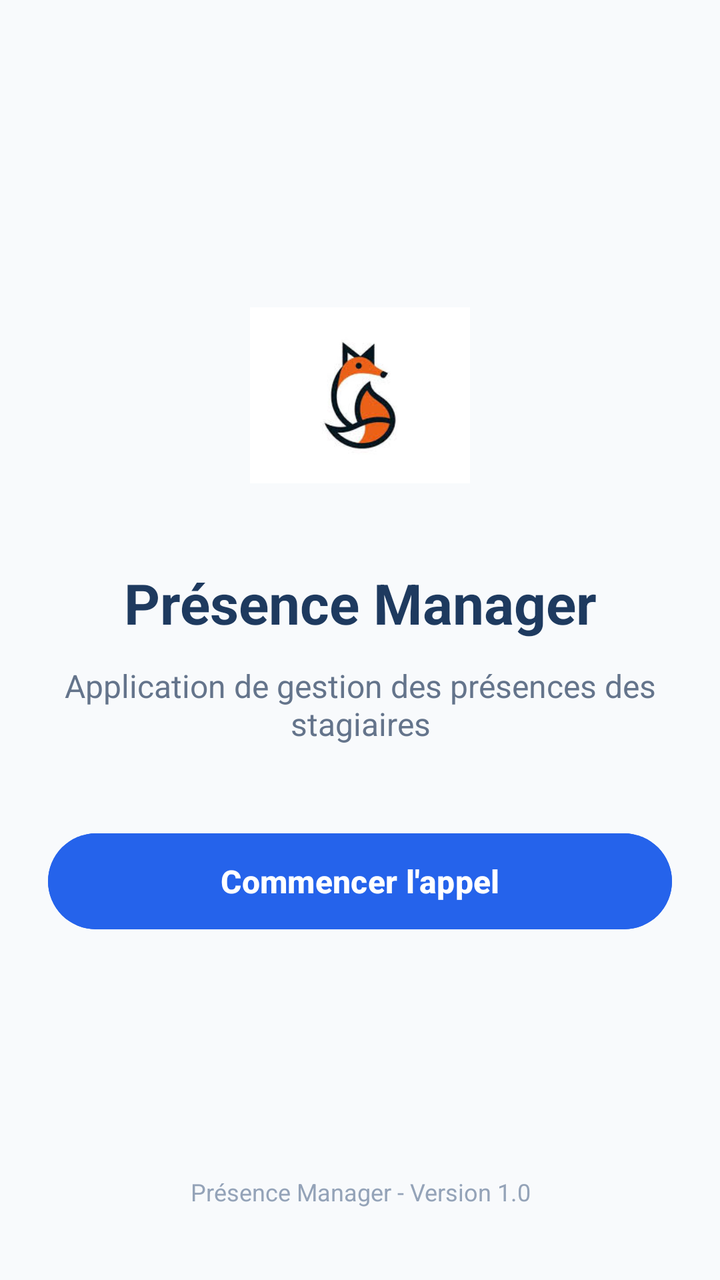
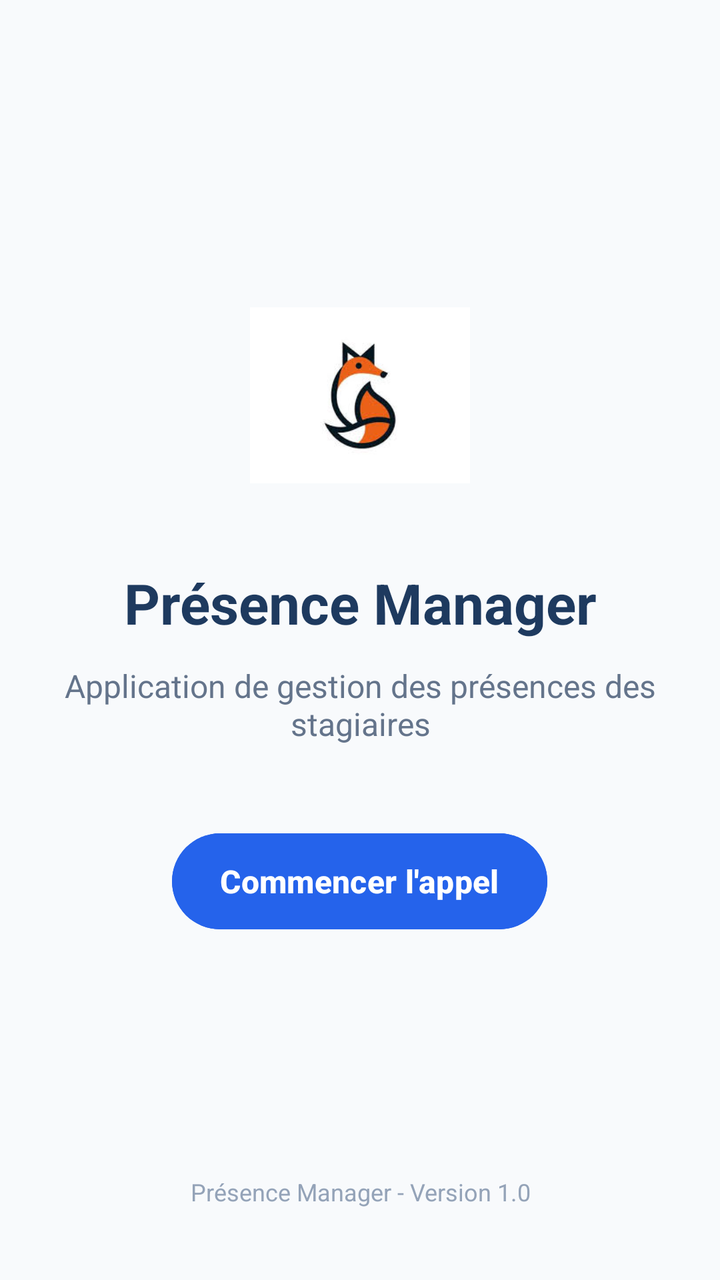

An Android layout rendered at two revisions. The XML below is the earlier revision; the diff shows what the commit changed to produce the second picture.
<!-- AndroidManifest.xml: application theme Theme.TPPKTS -->
<!-- res/layout/activity_main.xml -->
<?xml version="1.0" encoding="utf-8"?>
<LinearLayout xmlns:android="http://schemas.android.com/apk/res/android"
    android:id="@+id/main"
    android:layout_width="match_parent"
    android:layout_height="match_parent"
    android:orientation="vertical"
    android:padding="24dp"
    android:background="#F8FAFC">
    <LinearLayout
        android:layout_width="match_parent"
        android:layout_height="0dp"
        android:layout_weight="1"
        android:gravity="center"
        android:orientation="vertical">
        <ImageView
            android:layout_width="110dp"
            android:layout_height="110dp"
            android:src="@drawable/logo1" />
        <TextView
            android:id="@+id/txtTitre"
            android:layout_width="wrap_content"
            android:layout_height="wrap_content"
            android:layout_marginTop="30dp"
            android:text="Présence Manager"
            android:textAlignment="center"
            android:textSize="28sp"
            android:textStyle="bold"
            android:textColor="#1E3A5F" />
        <TextView
            android:id="@+id/txtDescription"
            android:layout_width="wrap_content"
            android:layout_height="wrap_content"
            android:layout_marginTop="12dp"
            android:text="Application de gestion des présences des stagiaires"
            android:textAlignment="center"
            android:textSize="16sp"
            android:textColor="#64748B" />
        <Button
            android:id="@+id/btnCommencer"
            android:layout_width="match_parent"
            android:layout_height="56dp"
            android:layout_marginTop="40dp"
            android:text="Commencer l'appel"
            android:textAllCaps="false"
            android:textSize="16sp"
            android:textStyle="bold"
            android:textColor="#FFFFFF"
            android:backgroundTint="#2563EB" />
    </LinearLayout>
    <TextView
        android:id="@+id/txtFooter"
        android:layout_width="match_parent"
        android:layout_height="wrap_content"
        android:layout_marginBottom="12dp"
        android:text="Présence Manager - Version 1.0"
        android:textAlignment="center"
        android:textSize="12sp"
        android:textColor="#94A3B8" />
</LinearLayout>
<!-- resources referenced by this layout -->
<resources>
  <!-- drawable logo1: jpg bitmap (drawable, 4285 bytes) -->
  <style name="Theme.TPPKTS" parent="Base.Theme.TPPKTS" />
  <style name="Base.Theme.TPPKTS" parent="Theme.Material3.DayNight.NoActionBar">
          
          
      </style>
</resources>

<!-- the commit's change to res/layout/activity_main.xml (unified diff, before → after) -->
@@ -37,7 +37,7 @@
             android:textColor="#64748B" />
         <Button
             android:id="@+id/btnCommencer"
-            android:layout_width="match_parent"
+            android:layout_width="wrap_content"
             android:layout_height="56dp"
             android:layout_marginTop="40dp"
             android:text="Commencer l'appel"
